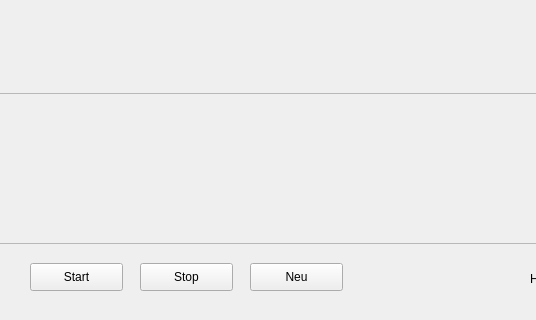
Zeotyn/clap-clap, file clapclap/clapclap/widget.ui: the form before one commit; both pictures show x 0 to 536 and y 347 to 667 of the 971 by 667 pixel window.
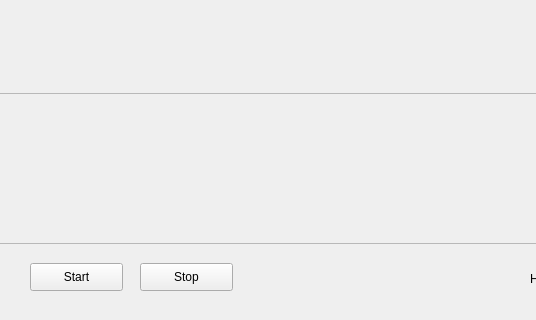
The form after the commit.

Commit message: deleted new button

What changed in the file:
```diff
--- a/clapclap/clapclap/widget.ui
+++ b/clapclap/clapclap/widget.ui
@@ -39,19 +39,6 @@
     <string>Stop</string>
    </property>
   </widget>
-  <widget class="QPushButton" name="restartButton">
-   <property name="geometry">
-    <rect>
-     <x>250</x>
-     <y>610</y>
-     <width>93</width>
-     <height>28</height>
-    </rect>
-   </property>
-   <property name="text">
-    <string>Neu</string>
-   </property>
-  </widget>
   <widget class="QLabel" name="highscoreLabel">
    <property name="geometry">
     <rect>
```
The commit also changes 1 other file.
